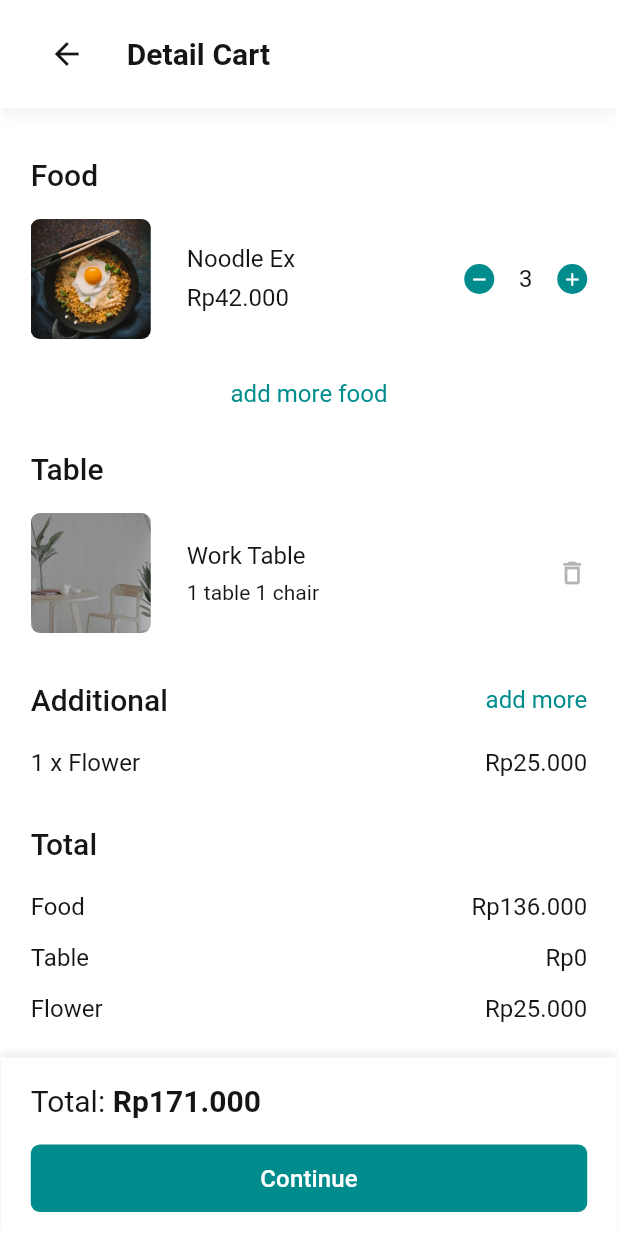
After one commit to Aptafluxx/Madang, a Flutter app: the screen it shows after launch, after a tap on the "shopping bag" icon, on a phone screen of 412 x 824 dp. The commit adds this screen. Run offline on Flutter 3.47's test engine with Material 3 defaults, Android fonts, the phone set to English and light mode, and no system bars; our stand-ins replace flutter_svg; network calls fail.

Commit message:
feat: add CartScreen and integrate cart functionality across screens

```diff
--- a/lib/presentation/app_shell.dart
+++ b/lib/presentation/app_shell.dart
@@ -4,6 +4,7 @@ import 'package:madang/presentation/screens/search/search_screen.dart';
 import 'package:madang/presentation/screens/profile/profile_screen.dart';
 import 'package:madang/presentation/screens/food/food_screen.dart';
 import 'package:madang/presentation/screens/table/table_screen.dart';
+import 'package:madang/presentation/screens/cart/cart_screen.dart';
 
 class AppShell extends StatefulWidget {
   const AppShell({super.key});
@@ -22,6 +23,7 @@ class _AppShellState extends State<AppShell> {
   }
 
   void _openTable() => setState(() => selectedIndex = 2);
+  void _openCart() => setState(() => selectedIndex = 5);
 
   @override
   Widget build(BuildContext context) {
@@ -29,16 +31,28 @@ class _AppShellState extends State<AppShell> {
       case 1:
         return SearchScreen(onNavigationTap: _onNavigationTap);
       case 3:
-        return ProfileScreen(onNavigationTap: _onNavigationTap);
+        return ProfileScreen(
+          onNavigationTap: _onNavigationTap,
+          onCartTap: _openCart,
+        );
       case 4:
-        return FoodScreen(onBack: () => setState(() => selectedIndex = 0));
+        return FoodScreen(
+          onBack: () => setState(() => selectedIndex = 0),
+          onCartTap: _openCart,
+        );
       case 2:
-        return TableScreen(onBack: () => setState(() => selectedIndex = 0));
+        return TableScreen(
+          onBack: () => setState(() => selectedIndex = 0),
+          onCartTap: _openCart,
+        );
+      case 5:
+        return CartScreen(onBack: () => setState(() => selectedIndex = 0));
       default:
         return HomeScreen(
           onNavigationTap: _onNavigationTap,
           onFoodTap: () => setState(() => selectedIndex = 4),
           onTableTap: _openTable,
+          onCartTap: _openCart,
         );
     }
   }
--- /dev/null
+++ b/lib/presentation/screens/cart/cart_screen.dart
@@ -0,0 +1,368 @@
+import 'package:flutter/material.dart';
+
+class CartScreen extends StatefulWidget {
+  const CartScreen({super.key, required this.onBack});
+
+  final VoidCallback onBack;
+
+  @override
+  State<CartScreen> createState() => _CartScreenState();
+}
+
+class _CartScreenState extends State<CartScreen> {
+  int _quantity = 3;
+
+  @override
+  Widget build(BuildContext context) {
+    return Scaffold(
+      backgroundColor: Colors.white,
+      body: SafeArea(
+        child: Center(
+          child: SizedBox(
+            width: 411,
+            child: Stack(
+              children: [
+                SingleChildScrollView(
+                  padding: const EdgeInsets.only(bottom: 142),
+                  child: Column(
+                    crossAxisAlignment: CrossAxisAlignment.start,
+                    children: [
+                      _Header(onBack: widget.onBack),
+                      const SizedBox(height: 32),
+                      const _SectionTitle('Food'),
+                      const SizedBox(height: 16),
+                      _FoodRow(
+                        quantity: _quantity,
+                        onQuantityChanged: (value) =>
+                            setState(() => _quantity = value),
+                      ),
+                      const SizedBox(height: 24),
+                      const Center(
+                        child: Text(
+                          'add more food',
+                          style: TextStyle(
+                            color: Color(0xFF008C8C),
+                            fontSize: 16,
+                            height: 1.6,
+                          ),
+                        ),
+                      ),
+                      const SizedBox(height: 24),
+                      const _SectionTitle('Table'),
+                      const SizedBox(height: 16),
+                      const _TableRow(),
+                      const SizedBox(height: 32),
+                      Row(
+                        mainAxisAlignment: MainAxisAlignment.spaceBetween,
+                        children: const [
+                          _SectionTitle('Additional'),
+                          Padding(
+                            padding: EdgeInsets.only(right: 20),
+                            child: Text(
+                              'add more',
+                              style: TextStyle(
+                                color: Color(0xFF008C8C),
+                                fontSize: 16,
+                                height: 1.6,
+                              ),
+                            ),
+                          ),
+                        ],
+                      ),
+                      const SizedBox(height: 16),
+                      const _PriceRow(label: '1 x Flower', price: 'Rp25.000'),
+                      const SizedBox(height: 28),
+                      const _SectionTitle('Total'),
+                      const SizedBox(height: 16),
+                      const _PriceRow(label: 'Food', price: 'Rp136.000'),
+                      const SizedBox(height: 8),
+                      const _PriceRow(label: 'Table', price: 'Rp0'),
+                      const SizedBox(height: 8),
+                      const _PriceRow(label: 'Flower', price: 'Rp25.000'),
+                    ],
+                  ),
+                ),
+                const Positioned(
+                  left: 0,
+                  right: 0,
+                  bottom: 0,
+                  child: _CheckoutBar(),
+                ),
+              ],
+            ),
+          ),
+        ),
+      ),
+    );
+  }
+}
+
+class _Header extends StatelessWidget {
+  const _Header({required this.onBack});
+
+  final VoidCallback onBack;
+
+  @override
+  Widget build(BuildContext context) {
+    return Container(
+      height: 72,
+      padding: const EdgeInsets.symmetric(horizontal: 20),
+      decoration: const BoxDecoration(
+        color: Colors.white,
+        boxShadow: [
+          BoxShadow(
+            color: Color(0x0A000000),
+            blurRadius: 5,
+            offset: Offset(0, 6),
+          ),
+        ],
+      ),
+      child: Row(
+        children: [
+          IconButton(
+            onPressed: onBack,
+            padding: EdgeInsets.zero,
+            constraints: const BoxConstraints.tightFor(width: 24, height: 24),
+            icon: const Icon(Icons.arrow_back, size: 24),
+          ),
+          const SizedBox(width: 16),
+          const Text(
+            'Detail Cart',
+            style: TextStyle(
+              fontSize: 20,
+              fontWeight: FontWeight.w600,
+              height: 1.2,
+            ),
+          ),
+        ],
+      ),
+    );
+  }
+}
+
+class _SectionTitle extends StatelessWidget {
+  const _SectionTitle(this.title);
+
+  final String title;
+
+  @override
+  Widget build(BuildContext context) {
+    return Padding(
+      padding: const EdgeInsets.symmetric(horizontal: 20),
+      child: Text(
+        title,
+        style: const TextStyle(
+          fontSize: 20,
+          fontWeight: FontWeight.w500,
+          height: 1.3,
+        ),
+      ),
+    );
+  }
+}
+
+class _FoodRow extends StatelessWidget {
+  const _FoodRow({required this.quantity, required this.onQuantityChanged});
+
+  final int quantity;
+  final ValueChanged<int> onQuantityChanged;
+
+  @override
+  Widget build(BuildContext context) {
+    return Padding(
+      padding: const EdgeInsets.symmetric(horizontal: 20),
+      child: Row(
+        children: [
+          ClipRRect(
+            borderRadius: BorderRadius.circular(6),
+            child: Image.asset(
+              'assets/figma/food_noodle.png',
+              width: 80,
+              height: 80,
+              fit: BoxFit.cover,
+            ),
+          ),
+          const SizedBox(width: 24),
+          const Expanded(
+            child: Column(
+              crossAxisAlignment: CrossAxisAlignment.start,
+              children: [
+                Text('Noodle Ex', style: TextStyle(fontSize: 16, height: 1.6)),
+                Text('Rp42.000', style: TextStyle(fontSize: 16, height: 1.6)),
+              ],
+            ),
+          ),
+          _QuantityControl(quantity: quantity, onChanged: onQuantityChanged),
+        ],
+      ),
+    );
+  }
+}
+
+class _QuantityControl extends StatelessWidget {
+  const _QuantityControl({required this.quantity, required this.onChanged});
+
+  final int quantity;
+  final ValueChanged<int> onChanged;
+
+  @override
+  Widget build(BuildContext context) {
+    return Row(
+      children: [
+        _CircleButton(
+          icon: Icons.remove,
+          onTap: quantity > 1 ? () => onChanged(quantity - 1) : null,
+        ),
+        SizedBox(
+          width: 42,
+          child: Text(
+            '$quantity',
+            textAlign: TextAlign.center,
+            style: const TextStyle(fontSize: 16, height: 1.6),
+          ),
+        ),
+        _CircleButton(icon: Icons.add, onTap: () => onChanged(quantity + 1)),
+      ],
+    );
+  }
+}
+
+class _CircleButton extends StatelessWidget {
+  const _CircleButton({required this.icon, required this.onTap});
+
+  final IconData icon;
+  final VoidCallback? onTap;
+
+  @override
+  Widget build(BuildContext context) {
+    return GestureDetector(
+      onTap: onTap,
+      behavior: HitTestBehavior.opaque,
+      child: Container(
+        width: 20,
+        height: 20,
+        decoration: const BoxDecoration(
+          color: Color(0xFF008C8C),
+          shape: BoxShape.circle,
+        ),
+        child: Icon(icon, size: 14, color: Colors.white),
+      ),
+    );
+  }
+}
+
+class _TableRow extends StatelessWidget {
+  const _TableRow();
+
+  @override
+  Widget build(BuildContext context) {
+    return Padding(
+      padding: const EdgeInsets.symmetric(horizontal: 20),
+      child: Row(
+        children: [
+          ClipRRect(
+            borderRadius: BorderRadius.circular(6),
+            child: Image.asset(
+              'assets/figma/table_work.png',
+              width: 80,
+              height: 80,
+              fit: BoxFit.cover,
+            ),
+          ),
+          const SizedBox(width: 24),
+          const Column(
+            crossAxisAlignment: CrossAxisAlignment.start,
+            children: [
+              Text('Work Table', style: TextStyle(fontSize: 16, height: 1.6)),
+              Text(
+                '1 table 1 chair',
+                style: TextStyle(fontSize: 14, height: 1.6),
+              ),
+            ],
+          ),
+          const Spacer(),
+          Icon(Icons.delete_outline, color: Color(0xFFB3B3B3), size: 20),
+        ],
+      ),
+    );
+  }
+}
+
+class _PriceRow extends StatelessWidget {
+  const _PriceRow({required this.label, required this.price});
+
+  final String label;
+  final String price;
+
+  @override
+  Widget build(BuildContext context) {
+    return Padding(
+      padding: const EdgeInsets.symmetric(horizontal: 20),
+      child: Row(
+        mainAxisAlignment: MainAxisAlignment.spaceBetween,
+        children: [
+          Text(label, style: const TextStyle(fontSize: 16, height: 1.6)),
+          Text(price, style: const TextStyle(fontSize: 16, height: 1.6)),
+        ],
+      ),
+    );
+  }
+}
+
+class _CheckoutBar extends StatelessWidget {
+  const _CheckoutBar();
+
+  @override
+  Widget build(BuildContext context) {
+    return Container(
+      padding: const EdgeInsets.fromLTRB(20, 16, 20, 16),
+      decoration: const BoxDecoration(
+        color: Colors.white,
+        boxShadow: [
+          BoxShadow(
+            color: Color(0x1A000000),
+            blurRadius: 5,
+            offset: Offset(0, -2),
+          ),
+        ],
+      ),
+      child: Column(
+        crossAxisAlignment: CrossAxisAlignment.start,
+        children: [
+          const Text.rich(
+            TextSpan(
+              text: 'Total: ',
+              style: TextStyle(fontSize: 20, height: 1.3),
+              children: [
+                TextSpan(
+                  text: 'Rp171.000',
+                  style: TextStyle(fontWeight: FontWeight.w600),
+                ),
+              ],
+            ),
+          ),
+          const SizedBox(height: 16),
+          SizedBox(
+            width: double.infinity,
+            height: 45,
+            child: ElevatedButton(
+              onPressed: () {},
+              style: ElevatedButton.styleFrom(
+                backgroundColor: const Color(0xFF008C8C),
+                foregroundColor: Colors.white,
+                elevation: 0,
+                shape: RoundedRectangleBorder(
+                  borderRadius: BorderRadius.circular(6),
+                ),
+              ),
+              child: const Text(
+                'Continue',
+                style: TextStyle(fontSize: 16, fontWeight: FontWeight.w500),
+              ),
+            ),
+          ),
+        ],
+      ),
+    );
+  }
+}
--- a/lib/presentation/screens/food/food_screen.dart
+++ b/lib/presentation/screens/food/food_screen.dart
@@ -2,9 +2,10 @@ import 'package:flutter/material.dart';
 import 'package:flutter_svg/flutter_svg.dart';
 
 class FoodScreen extends StatefulWidget {
-  const FoodScreen({super.key, required this.onBack});
+  const FoodScreen({super.key, required this.onBack, this.onCartTap});
 
   final VoidCallback onBack;
+  final VoidCallback? onCartTap;
 
   @override
   State<FoodScreen> createState() => _FoodScreenState();
@@ -75,6 +76,7 @@ class _FoodScreenState extends State<FoodScreen> {
                       key: const ValueKey('food-header'),
                       child: _FoodHeader(
                         onBack: widget.onBack,
+                        onCartTap: widget.onCartTap,
                         showCartBadge: hasPlacedOrder,
                       ),
                     ),
@@ -210,8 +212,13 @@ class _EmptyFoodResult extends StatelessWidget {
 }
 
 class _FoodHeader extends StatelessWidget {
-  const _FoodHeader({required this.onBack, required this.showCartBadge});
+  const _FoodHeader({
+    required this.onBack,
+    required this.onCartTap,
+    required this.showCartBadge,
+  });
   final VoidCallback onBack;
+  final VoidCallback? onCartTap;
   final bool showCartBadge;
 
   @override
@@ -238,10 +245,14 @@ class _FoodHeader extends StatelessWidget {
           Stack(
             clipBehavior: Clip.none,
             children: [
-              const SizedBox(
-                width: 24,
-                height: 24,
-                child: Icon(Icons.shopping_cart_outlined, size: 24),
+              IconButton(
+                onPressed: onCartTap,
+                padding: EdgeInsets.zero,
+                constraints: const BoxConstraints.tightFor(
+                  width: 24,
+                  height: 24,
+                ),
+                icon: const Icon(Icons.shopping_cart_outlined, size: 24),
               ),
               if (showCartBadge)
                 Positioned(
--- a/lib/presentation/screens/home/home_screen.dart
+++ b/lib/presentation/screens/home/home_screen.dart
@@ -10,11 +10,13 @@ class HomeScreen extends StatelessWidget {
     required this.onNavigationTap,
     required this.onFoodTap,
     required this.onTableTap,
+    this.onCartTap,
   });
 
   final ValueChanged<int> onNavigationTap;
   final VoidCallback onFoodTap;
   final VoidCallback onTableTap;
+  final VoidCallback? onCartTap;
 
   @override
   Widget build(BuildContext context) {
@@ -58,12 +60,16 @@ class HomeScreen extends StatelessWidget {
                             ],
                           ),
                         ),
-                        const Padding(
-                          padding: EdgeInsets.only(top: 6),
-                          child: Icon(
-                            Icons.shopping_bag_outlined,
-                            size: 28,
-                            color: Colors.black,
+                        Padding(
+                          padding: const EdgeInsets.only(top: 6),
+                          child: IconButton(
+                            onPressed: onCartTap,
+                            padding: EdgeInsets.zero,
+                            icon: const Icon(
+                              Icons.shopping_bag_outlined,
+                              size: 28,
+                              color: Colors.black,
+                            ),
                           ),
                         ),
                       ],
--- a/lib/presentation/screens/profile/profile_screen.dart
+++ b/lib/presentation/screens/profile/profile_screen.dart
@@ -2,9 +2,14 @@ import 'package:flutter/material.dart';
 import 'package:madang/presentation/screens/home/widgets/navigation/bottom_navigation.dart';
 
 class ProfileScreen extends StatelessWidget {
-  const ProfileScreen({super.key, required this.onNavigationTap});
+  const ProfileScreen({
+    super.key,
+    required this.onNavigationTap,
+    this.onCartTap,
+  });
 
   final ValueChanged<int> onNavigationTap;
+  final VoidCallback? onCartTap;
 
   @override
   Widget build(BuildContext context) {
@@ -91,9 +96,10 @@ class ProfileScreen extends StatelessWidget {
                             icon: Icons.credit_card,
                             label: 'Payment Method',
                           ),
-                          const ProfileMenuItem(
+                          ProfileMenuItem(
                             icon: Icons.shopping_cart_outlined,
                             label: 'My Cart',
+                            onTap: onCartTap,
                           ),
                           const ProfileMenuItem(
                             icon: Icons.help_outline,
@@ -175,16 +181,24 @@ class _SectionTitle extends StatelessWidget {
 }
 
 class ProfileMenuItem extends StatelessWidget {
-  const ProfileMenuItem({super.key, required this.icon, required this.label});
+  const ProfileMenuItem({
+    super.key,
+    required this.icon,
+    required this.label,
+    this.onTap,
+  });
 
   final IconData icon;
   final String label;
+  final VoidCallback? onTap;
 
   @override
   Widget build(BuildContext context) {
     return Column(
       children: [
-        SizedBox(
+        InkWell(
+          onTap: onTap,
+          child: SizedBox(
             height: 56,
             child: Row(
               children: [
@@ -199,8 +213,13 @@ class ProfileMenuItem extends StatelessWidget {
                     ),
                   ),
                 ),
-              const Icon(Icons.chevron_right, size: 20, color: Colors.black54),
+                const Icon(
+                  Icons.chevron_right,
+                  size: 20,
+                  color: Colors.black54,
+                ),
               ],
+            ),
           ),
         ),
         const Divider(
--- a/lib/presentation/screens/table/table_screen.dart
+++ b/lib/presentation/screens/table/table_screen.dart
@@ -2,9 +2,15 @@ import 'package:flutter/material.dart';
 import 'package:flutter_svg/flutter_svg.dart';
 
 class TableScreen extends StatefulWidget {
-  const TableScreen({super.key, required this.onBack, this.initialQuery = ''});
+  const TableScreen({
+    super.key,
+    required this.onBack,
+    this.onCartTap,
+    this.initialQuery = '',
+  });
 
   final VoidCallback onBack;
+  final VoidCallback? onCartTap;
   final String initialQuery;
 
   @override
@@ -134,10 +140,14 @@ class _TableScreenState extends State<TableScreen> {
                       Semantics(
                         button: true,
                         label: 'Cart',
-                        child: SvgPicture.asset(
+                        child: IconButton(
+                          onPressed: widget.onCartTap,
+                          padding: EdgeInsets.zero,
+                          icon: SvgPicture.asset(
                             'assets/figma/table_cart.svg',
                             width: 24,
                             height: 24,
+                          ),
                         ),
                       ),
                     ],
@@ -251,7 +261,7 @@ class _TableScreenState extends State<TableScreen> {
       isScrollControlled: true,
       barrierColor: const Color(0x4D000000),
       backgroundColor: Colors.transparent,
-      builder: (_) => const _TableBookingSheet(),
+      builder: (_) => _TableBookingSheet(onCartTap: widget.onCartTap),
     );
   }
 }
@@ -377,7 +387,9 @@ class _TableCard extends StatelessWidget {
 }
 
 class _TableBookingSheet extends StatefulWidget {
-  const _TableBookingSheet();
+  const _TableBookingSheet({this.onCartTap});
+
+  final VoidCallback? onCartTap;
 
   @override
   State<_TableBookingSheet> createState() => _TableBookingSheetState();
@@ -524,6 +536,8 @@ class _TableBookingSheetState extends State<_TableBookingSheet> {
                                 color: Colors.white,
                                 borderRadius: BorderRadius.circular(6),
                               ),
+                              child: GestureDetector(
+                                onTap: widget.onCartTap,
                                 child: const Text(
                                   'Cart',
                                   style: TextStyle(
@@ -531,6 +545,7 @@ class _TableBookingSheetState extends State<_TableBookingSheet> {
                                     fontSize: 16,
                                     fontWeight: FontWeight.w500,
                                     height: 1.3,
+                                  ),
                                 ),
                               ),
                             ),
```
Lines whose indentation alone changed are shown as unchanged.
